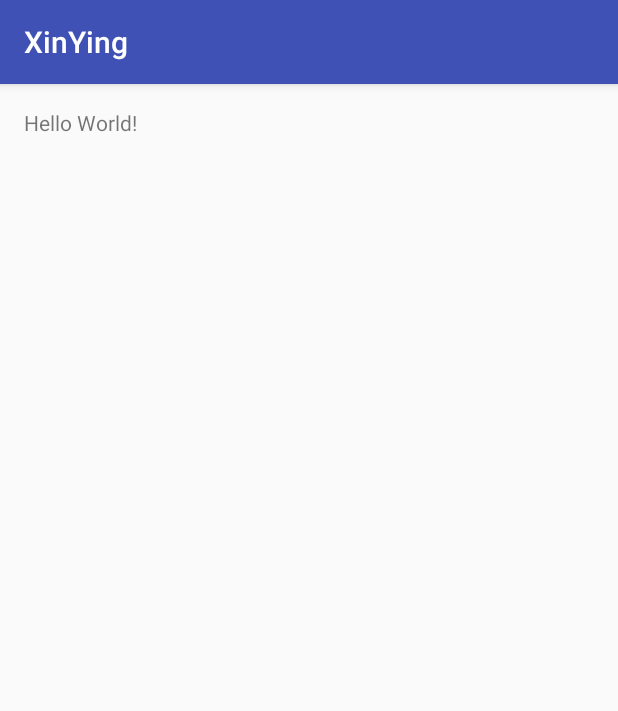
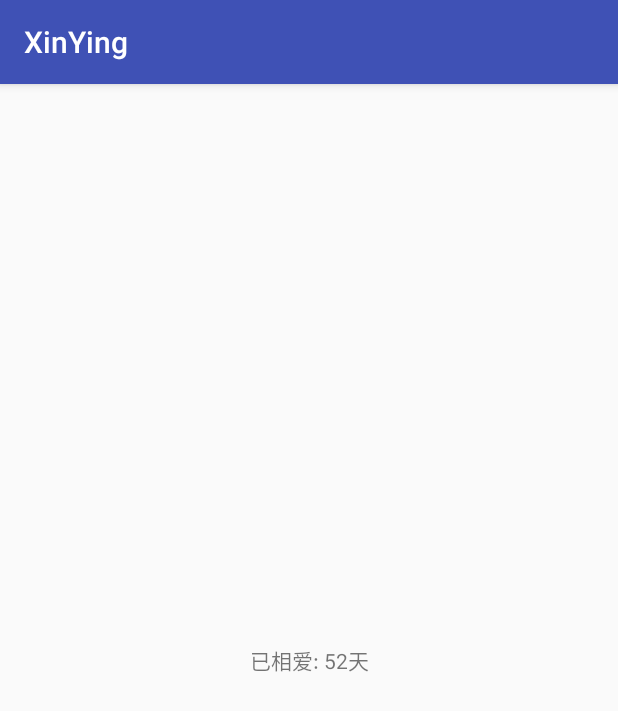
Before and after one commit to ssthouse/XinYing, an Android app: the screen it shows after launch (MainActivity), on a phone screen of 412 x 824 dp. Shown: the top 711 px of the screen. Run offline under Robolectric (Android 15) with nearby library versions, the phone set to English and light mode, and no system bars.

Commit message:
add: 添加相爱时间记录功能

```diff
--- a/app/src/main/java/ssthouse/love/xinying/MainActivity.java
+++ b/app/src/main/java/ssthouse/love/xinying/MainActivity.java
@@ -1,13 +1,41 @@
 package ssthouse.love.xinying;
 
+import android.os.Bundle;
 import android.support.v7.app.AppCompatActivity;
-import android.os.Bundle;
+import android.view.View;
+import android.widget.TextView;
+
+import java.util.Calendar;
+import java.util.GregorianCalendar;
 
 public class MainActivity extends AppCompatActivity {
+
+    private static Calendar loveBeginCalendar = new GregorianCalendar(2016, 2, 13);
+
+    private TextView tvTime;
 
     @Override
     protected void onCreate(Bundle savedInstanceState) {
         super.onCreate(savedInstanceState);
         setContentView(R.layout.activity_main);
+        initView();
+    }
+
+    private void initView() {
+        tvTime = (TextView) findViewById(R.id.id_tv_time);
+        tvTime.setText(getLoveTimeStr());
+        tvTime.setOnClickListener(new View.OnClickListener() {
+            @Override
+            public void onClick(View v) {
+                tvTime.setText(getLoveTimeStr());
+            }
+        });
+    }
+
+    //init love time
+    private String getLoveTimeStr() {
+        //Date currentDate =
+        Calendar currentCalendar = Calendar.getInstance();
+        return "已相爱: " + (currentCalendar.getTimeInMillis() - loveBeginCalendar.getTimeInMillis()) / (1000 * 60 * 60 * 24) + "天";
     }
 }
--- a/app/src/main/res/layout/activity_main.xml
+++ b/app/src/main/res/layout/activity_main.xml
@@ -1,16 +1,38 @@
 <?xml version="1.0" encoding="utf-8"?>
-<RelativeLayout xmlns:android="http://schemas.android.com/apk/res/android"
+<android.support.v4.widget.DrawerLayout xmlns:android="http://schemas.android.com/apk/res/android"
     xmlns:tools="http://schemas.android.com/tools"
     android:layout_width="match_parent"
     android:layout_height="match_parent"
-    android:paddingBottom="@dimen/activity_vertical_margin"
-    android:paddingLeft="@dimen/activity_horizontal_margin"
-    android:paddingRight="@dimen/activity_horizontal_margin"
-    android:paddingTop="@dimen/activity_vertical_margin"
     tools:context="ssthouse.love.xinying.MainActivity">
 
-    <TextView
-        android:layout_width="wrap_content"
-        android:layout_height="wrap_content"
-        android:text="Hello World!" />
-</RelativeLayout>
+
+    <LinearLayout
+        android:layout_width="match_parent"
+        android:layout_height="match_parent"
+        android:orientation="vertical">
+
+        <TextView
+            android:id="@+id/id_tv_time"
+            android:layout_width="match_parent"
+            android:layout_height="wrap_content"
+            android:layout_gravity="center"
+            android:layout_weight="1"
+            android:gravity="center"
+            android:text="content" />
+    </LinearLayout>
+
+
+    <LinearLayout
+        android:background="@color/colorPrimary"
+        android:layout_width="200dp"
+        android:layout_height="match_parent"
+        android:layout_gravity="left"
+        android:orientation="vertical">
+
+        <ImageView
+            android:clickable="true"
+            android:layout_width="42dp"
+            android:layout_height="42dp"
+            android:src="@mipmap/ic_launcher" />
+    </LinearLayout>
+</android.support.v4.widget.DrawerLayout>
--- a/app/src/main/res/values/colors.xml
+++ b/app/src/main/res/values/colors.xml
@@ -3,4 +3,6 @@
     <color name="colorPrimary">#3F51B5</color>
     <color name="colorPrimaryDark">#303F9F</color>
     <color name="colorAccent">#FF4081</color>
+
+
 </resources>
```
